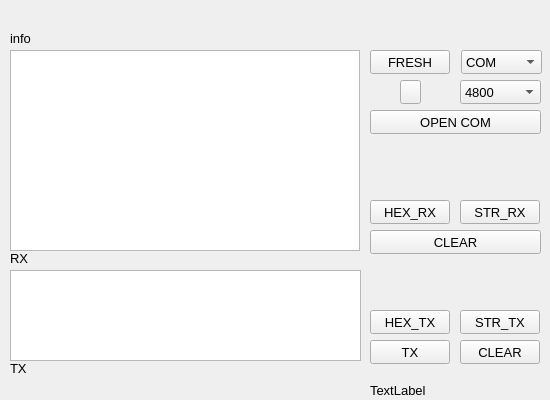
First picture: the form in widget.ui, repository odddouglas/SerialPortAssistant, before the edit.
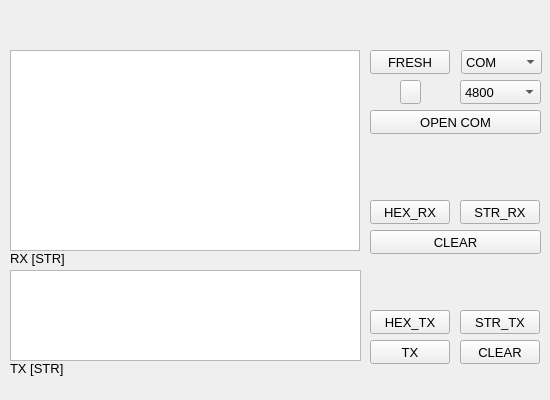
Second picture: the form after the edit.

Commit message: rx and tx - func finished

Diff of the .ui file:
```diff
--- a/widget.ui
+++ b/widget.ui
@@ -232,7 +232,7 @@
     </rect>
    </property>
    <property name="text">
-    <string>TextLabel</string>
+    <string/>
    </property>
   </widget>
   <widget class="QLabel" name="label_tx">
@@ -240,12 +240,12 @@
     <rect>
      <x>10</x>
      <y>360</y>
-     <width>31</width>
+     <width>61</width>
      <height>16</height>
     </rect>
    </property>
    <property name="text">
-    <string>TX</string>
+    <string>TX [STR]</string>
    </property>
   </widget>
   <widget class="QLabel" name="label_rx">
@@ -253,18 +253,18 @@
     <rect>
      <x>10</x>
      <y>250</y>
-     <width>31</width>
+     <width>61</width>
      <height>16</height>
     </rect>
    </property>
    <property name="text">
-    <string>RX</string>
+    <string>RX [STR]</string>
    </property>
   </widget>
   <widget class="QLabel" name="label_rx_num">
    <property name="geometry">
     <rect>
-     <x>50</x>
+     <x>80</x>
      <y>250</y>
      <width>61</width>
      <height>16</height>
@@ -277,7 +277,7 @@
   <widget class="QLabel" name="label_tx_num">
    <property name="geometry">
     <rect>
-     <x>50</x>
+     <x>80</x>
      <y>360</y>
      <width>61</width>
      <height>16</height>
@@ -297,7 +297,7 @@
     </rect>
    </property>
    <property name="text">
-    <string>info</string>
+    <string/>
    </property>
   </widget>
  </widget>
```
The commit also changes 2 other files.
